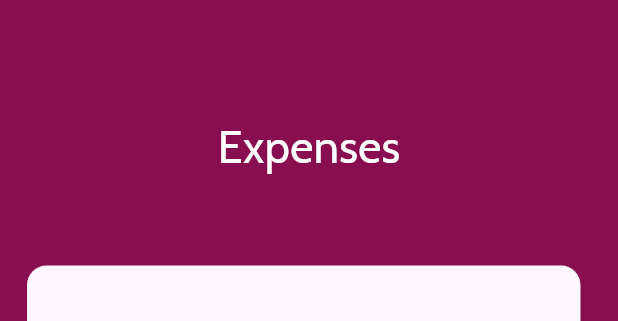
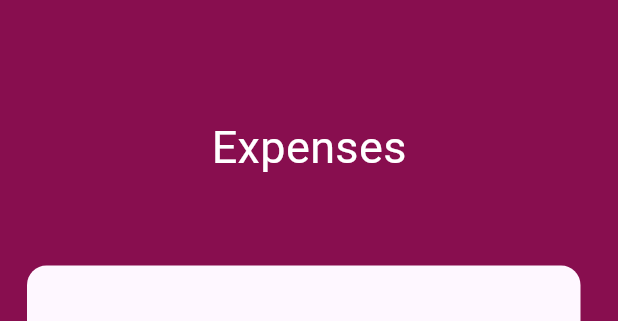
Before and after one commit to mzakharo/librebudgeteer, a Flutter app: the ChartContainer widget shown alone on an empty page, opened directly, on a phone screen of 412 x 824 dp. Shown: the top 321 px of the screen. Run offline on Flutter 3.47's test engine with Material 3 defaults, Android fonts, the phone set to English and light mode, and no system bars; our stand-ins replace charts_flutter, fl_chart, flutter_colorpicker, introduction_screen, settings_ui, smooth_page_indicator; missing offline and left inert: influxdb_client, notion_sdk; project files that could hold a hidden picture were left out.

Commit message:
builds in 2025

```diff
--- a/app/lib/charts/chart_widgets/labels_pie_chart.dart
+++ b/app/lib/charts/chart_widgets/labels_pie_chart.dart
@@ -9,7 +9,6 @@ import '../../providers/insights_range.dart';
 import '../../providers/labels.dart';
 import '../../providers/transactions.dart';
 import '../../models/transaction.dart';
-import 'package:google_fonts/google_fonts.dart';
 import 'package:intl/intl.dart';
 
 class LabelTotal {
@@ -90,11 +89,12 @@ class LabelsPieChart extends StatelessWidget {
         children: <Widget>[
           Text(
             "\$${f.format(total)}",
-            style: GoogleFonts.cabin(
+            style: TextStyle(
               color: Theme.of(context).brightness == Brightness.light
                   ? Colors.black
                   : Colors.white,
-              fontSize: 20,
+              fontSize: 30,
+              fontFamily: 'Roboto', // Replace GoogleFonts with built-in font
             ),
           ),
           Expanded(
--- a/app/lib/main.dart
+++ b/app/lib/main.dart
@@ -12,8 +12,6 @@ import './screens/edit_labels_screen.dart';
 import './screens/settings_screen.dart';
 import 'globals.dart' as globals;
 
-import 'package:package_info_plus/package_info_plus.dart';
-
 Future<void> main() async {
   // Add custom font license.
   LicenseRegistry.addLicense(() async* {
@@ -24,9 +22,7 @@ Future<void> main() async {
   // Needed for onboarding.
   WidgetsFlutterBinding.ensureInitialized();
 
-  PackageInfo packageInfo = await PackageInfo.fromPlatform();
-
-  globals.version = packageInfo.version;
+  globals.version = "1.0.0";
 
   SystemChrome.setPreferredOrientations([
     DeviceOrientation.portraitUp,
--- a/app/lib/widgets/chart_container.dart
+++ b/app/lib/widgets/chart_container.dart
@@ -1,5 +1,4 @@
 import 'package:flutter/material.dart';
-import 'package:google_fonts/google_fonts.dart';
 
 import '../widgets/insights_range_buttons.dart';
 
@@ -26,15 +25,18 @@ class ChartContainer extends StatelessWidget {
   @override
   Widget build(BuildContext context) {
     return Container(
-      color: Theme.of(context).brightness == Brightness.light ? backgroundColor : Theme.of(context).canvasColor,
+      color: Theme.of(context).brightness == Brightness.light
+          ? backgroundColor
+          : Theme.of(context).canvasColor,
       child: Column(
         children: <Widget>[
           const Spacer(flex: 4),
           Text(
             title,
-            style: GoogleFonts.cabin(
+            style: TextStyle(
               color: Colors.white,
               fontSize: 30,
+              fontFamily: 'Roboto', // Replace GoogleFonts with built-in font
             ),
           ),
           const Spacer(flex: 3),
@@ -45,7 +47,9 @@ class ChartContainer extends StatelessWidget {
             decoration: BoxDecoration(
               color: Theme.of(context).colorScheme.surface,
               borderRadius: BorderRadius.circular(13),
-              border: Theme.of(context).brightness == Brightness.light ? null : Border.all(color: backgroundColor!, width: 5),
+              border: Theme.of(context).brightness == Brightness.light
+                  ? null
+                  : Border.all(color: backgroundColor!, width: 5),
             ),
             child: chart,
           ),
--- a/app/pubspec.yaml
+++ b/app/pubspec.yaml
@@ -30,16 +30,14 @@ dependencies:
   charts_flutter:
     git:
       url: https://github.com/mzakharo/charts_flutter.git
-      ref: master
+      ref: 45c529764745766bfe3003dcc3318d6d1e194b31
       path: charts_flutter
   flutter_colorpicker: ^1.0.3
   smooth_page_indicator: ^1.0.0+2
   settings_ui: ^2.0.1
-  google_fonts: ^5.0.0
   path: ^1.6.4
   collection: ^1.15.0-nullsafety.4
   influxdb_client: ^2.9.0
-  package_info_plus: ^4.1.0
   fl_chart: ^0.64.0
   notion_sdk:
     git:
```
Also changed, not shown: app/lib/screens/budget_screen.dart (+12 -6 lines), 18 other files.
